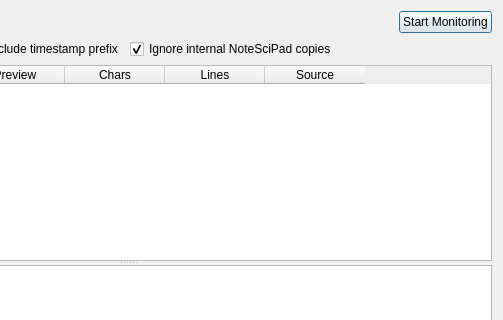
This is src/dialogs/ClipboardHistoryDialog.ui in alsyundawy/NoteSciPad as Qt 5 draws it before an edit; both pictures show x 247 to 750 and y 0 to 320 of the 750 by 500 pixel window. The edited form follows.
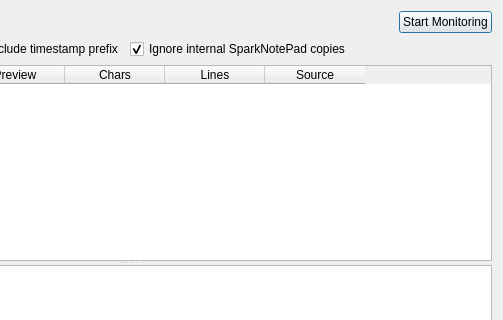
This is the edited form.

Commit message: feat: evolve brand to SparkNotePad v1.3.0, update iconsets, and complete 13-pillar code quality audit

```diff
--- a/src/dialogs/ClipboardHistoryDialog.ui
+++ b/src/dialogs/ClipboardHistoryDialog.ui
@@ -67,7 +67,7 @@
      <item>
       <widget class="QCheckBox" name="checkIgnoreInternal">
        <property name="text">
-        <string>Ignore internal NoteSciPad copies</string>
+        <string>Ignore internal SparkNotePad copies</string>
        </property>
        <property name="checked">
         <bool>true</bool>
```
Left out of the diff: 2 changed lines with no effect on the pictures. The commit also changes 227 other files.
